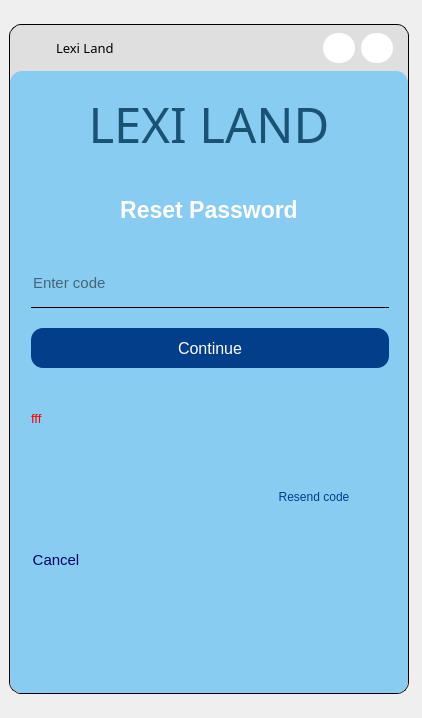
This is UI/forms/login_register.ui in yuukun123/LexiLand as Qt 5 draws it before an edit. The edited form follows.
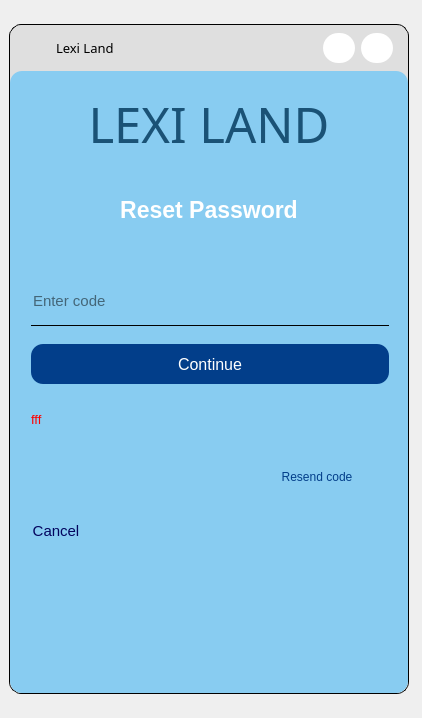
This is the edited form. The open tabs and pages were chosen to show the change. Icons and pictures are not drawn.

The edit to the form file:
```diff
--- a/UI/forms/login_register.ui
+++ b/UI/forms/login_register.ui
@@ -1563,11 +1563,14 @@
                 </property>
                 <layout class="QVBoxLayout" name="verticalLayout_18">
                  <property name="spacing">
-                  <number>20</number>
+                  <number>0</number>
                  </property>
                  <property name="leftMargin">
                   <number>11</number>
                  </property>
+                 <property name="bottomMargin">
+                  <number>20</number>
+                 </property>
                  <item>
                   <widget class="QLineEdit" name="enter_code">
                    <property name="maximumSize">
@@ -1622,6 +1625,12 @@
                  </item>
                  <item>
                   <widget class="QLabel" name="error_8">
+                   <property name="maximumSize">
+                    <size>
+                     <width>16777215</width>
+                     <height>35</height>
+                    </size>
+                   </property>
                    <property name="font">
                     <font>
                      <pointsize>10</pointsize>
@@ -1640,7 +1649,25 @@
                  </item>
                  <item>
                   <widget class="QWidget" name="widget_6" native="true">
+                   <property name="maximumSize">
+                    <size>
+                     <width>16777215</width>
+                     <height>45</height>
+                    </size>
+                   </property>
                    <layout class="QHBoxLayout" name="horizontalLayout">
+                    <property name="leftMargin">
+                     <number>0</number>
+                    </property>
+                    <property name="topMargin">
+                     <number>0</number>
+                    </property>
+                    <property name="rightMargin">
+                     <number>0</number>
+                    </property>
+                    <property name="bottomMargin">
+                     <number>0</number>
+                    </property>
                     <item>
                      <widget class="QLabel" name="countdown_label">
                       <property name="maximumSize">
```
Left out of the diff: 28 changed lines with no effect on the pictures.
